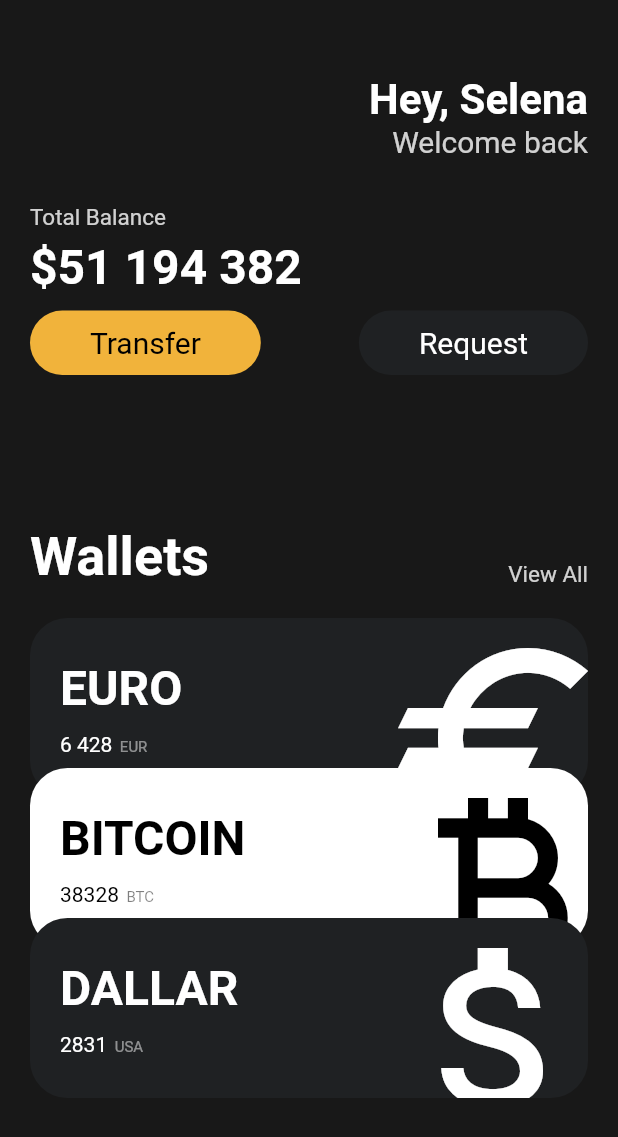
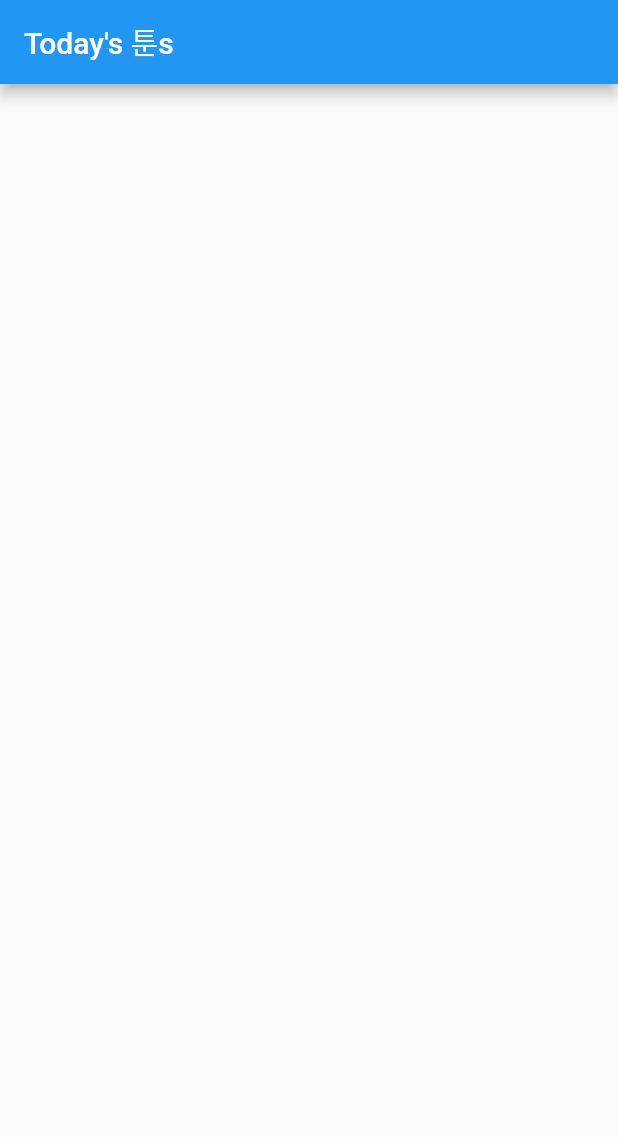
Before and after one commit to hollias/toonflix, a Flutter app: the screen it shows after launch, on a phone screen of 412 x 824 dp. Shown: the top 1137 px of the screen. Run offline on Flutter 3.47's test engine with Material 2 defaults, Android fonts, the phone set to English and light mode, and no system bars.

Commit message:
toonflex start

```diff
--- a/lib/main.dart
+++ b/lib/main.dart
@@ -1,153 +1,15 @@
 import 'package:flutter/material.dart';
-import 'package:toonflix/widgets/button.dart';
-import 'package:toonflix/widgets/card.dart';
+import 'package:toonflix/screens/home_screen.dart';
 
 void main() {
   runApp(App());
 }
 
-//집에옴
 class App extends StatelessWidget {
   @override
   Widget build(BuildContext context) {
-    return MaterialApp(
-        home: Scaffold(
-      backgroundColor: const Color(0xFF181818),
-      body: SingleChildScrollView(
-        child: Padding(
-            padding: const EdgeInsets.symmetric(horizontal: 20),
-            child: Column(
-              children: [
-                const SizedBox(
-                  height: 50,
-                ),
-                Row(
-                  mainAxisAlignment: MainAxisAlignment.spaceBetween,
-                  children: [
-                    Column(
-                      children: const [],
-                    ),
-                    Column(
-                      crossAxisAlignment: CrossAxisAlignment.end,
-                      children: [
-                        const Text(
-                          'Hey, Selena',
-                          style: TextStyle(
-                              color: Colors.white,
-                              fontSize: 28,
-                              fontWeight: FontWeight.w600),
-                        ),
-                        Text(
-                          'Welcome back',
-                          style: TextStyle(
-                            color: Colors.white.withOpacity(0.8),
-                            fontSize: 20,
-                          ),
-                        ),
-                      ],
-                    )
-                  ],
-                ),
-                const SizedBox(
-                  height: 30,
-                ),
-                Row(
-                  children: [
-                    Column(
-                      crossAxisAlignment: CrossAxisAlignment.start,
-                      children: [
-                        Text(
-                          'Total Balance',
-                          style: TextStyle(
-                            color: Colors.white.withOpacity(0.8),
-                            fontSize: 15,
-                          ),
-                        ),
-                        const SizedBox(
-                          height: 5,
-                        ),
-                        const Text(
-                          '\$51 194 382',
-                          style: TextStyle(
-                              color: Colors.white,
-                              fontSize: 32,
-                              fontWeight: FontWeight.w700),
-                        ),
-                        const SizedBox(
-                          height: 10,
-                        ),
-                      ],
-                    ),
-                  ],
-                ),
-                Row(
-                  mainAxisAlignment: MainAxisAlignment.spaceBetween,
-                  children: const [
-                    Button2(
-                      text: 'Transfer',
-                      bgColor: Color(0xFFF1B33B),
-                      textColor: Colors.black,
-                    ),
-                    Button2(
-                      text: 'Request',
-                      bgColor: Color(0xFF1F2123),
-                      textColor: Colors.white,
-                    ),
-                  ],
-                ),
-                const SizedBox(
-                  height: 100,
-                ),
-                Row(
-                  mainAxisAlignment: MainAxisAlignment.spaceBetween,
-                  crossAxisAlignment: CrossAxisAlignment.end,
-                  children: [
-                    const Text(
-                      'Wallets',
-                      style: TextStyle(
-                          fontSize: 36,
-                          color: Colors.white,
-                          fontWeight: FontWeight.w600),
-                    ),
-                    Text(
-                      'View All',
-                      style: TextStyle(
-                        color: Colors.white.withOpacity(0.8),
-                        fontSize: 15,
-                      ),
-                    ),
-                  ],
-                ),
-                const SizedBox(
-                  height: 20,
-                ),
-                const CurrencyCard(
-                  name: 'EURO',
-                  code: 'EUR',
-                  amount: '6 428',
-                  icon: Icons.euro_sharp,
-                  isInverted: false,
-                  order: 0,
-                ),
-                const CurrencyCard(
-                  name: 'BITCOIN',
-                  code: 'BTC',
-                  amount: '38328',
-                  icon: Icons.currency_bitcoin_sharp,
-                  isInverted: true,
-                  order: 1,
-                ),
-                const CurrencyCard(
-                  name: 'DALLAR',
-                  code: 'USA',
-                  amount: '2831',
-                  icon: Icons.attach_money_sharp,
-                  isInverted: false,
-                  order: 2,
-                ),
-              ],
-            )),
-      ),
-    ));
+    return const MaterialApp(
+      home: HomeScreen(),
+    );
   }
 }
--- /dev/null
+++ b/lib/screens/home_screen.dart
@@ -0,0 +1,14 @@
+import 'package:flutter/material.dart';
+
+class HomeScreen extends StatelessWidget {
+  const HomeScreen({super.key});
+
+  @override
+  Widget build(BuildContext context) {
+    return Scaffold(
+      appBar: AppBar(
+        title: const Text("Today's 툰s"),
+      ),
+    );
+  }
+}
```
